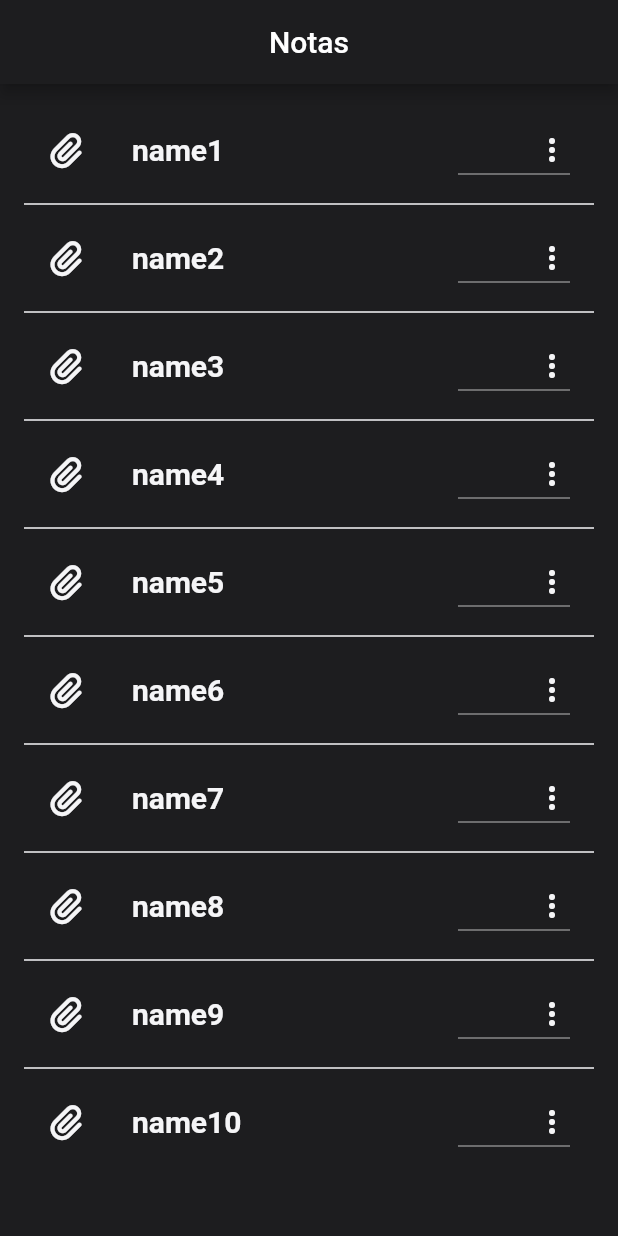
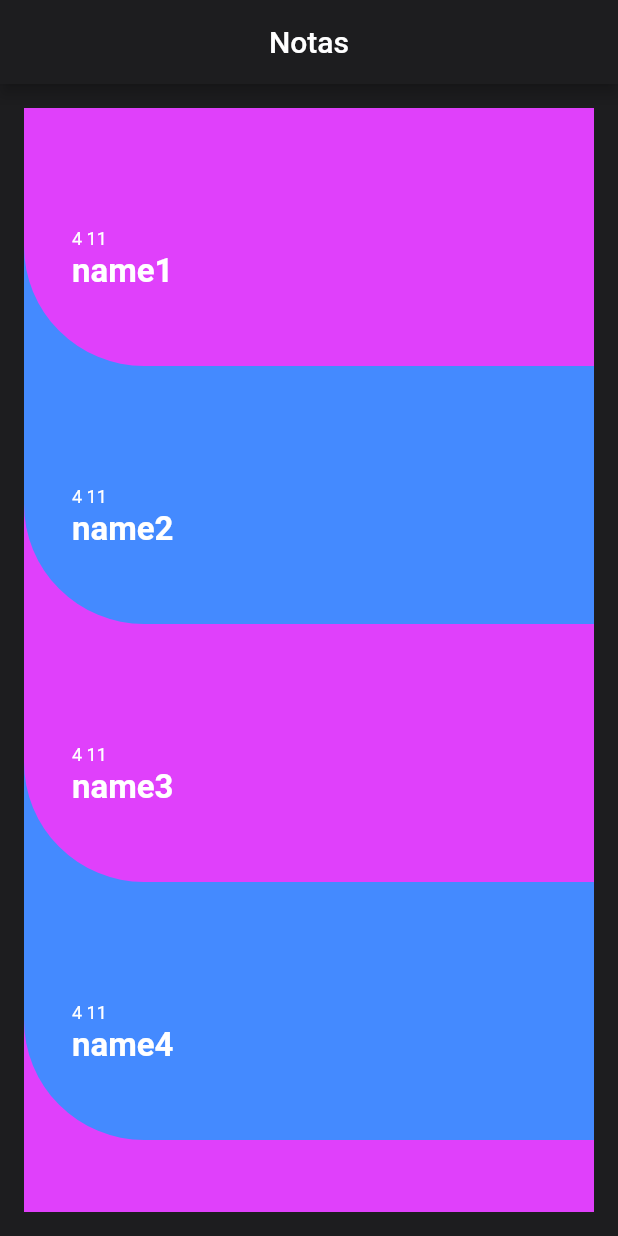
Before and after one commit to lgomes-lgomes/app_bloco_notas, a Flutter app: the screen it shows after launch, on a phone screen of 412 x 824 dp. Run offline on Flutter 3.47's test engine with Material 2 defaults, Android fonts, the light colour scheme and no system bars.

Commit message:
feat: mudança no card de nota

```diff
--- a/lib/components/note_card_component.dart
+++ b/lib/components/note_card_component.dart
@@ -1,46 +1,53 @@
 import 'package:app_bloco_notas/models/note_model.dart';
+import 'package:flutter/cupertino.dart';
 import 'package:flutter/material.dart';
-import 'package:font_awesome_flutter/font_awesome_flutter.dart';
 
 class NoteCardComponent extends StatelessWidget {
-  NoteModel noteModel;
+  const NoteCardComponent({
+    required this.color,
+    required this.nextColor,
+    required this.note,
+  });
 
-  NoteCardComponent({super.key, required this.noteModel});
-
-  var dropDownItems = ['Deletar'];
+  final NoteModel note;
+  final Color color;
+  final Color nextColor;
 
   @override
   Widget build(BuildContext context) {
-    return ListTile(
-      title: Text(
-        noteModel.name,
-        style: const TextStyle(
-          fontWeight: FontWeight.w700,
-          fontSize: 20,
-          color: Color(0xfff5f5f7),
+    return Container(
+      color: nextColor,
+      child: Container(
+        decoration: BoxDecoration(
+          color: color,
+          borderRadius: const BorderRadius.only(
+            bottomLeft: Radius.circular(80.0),
+          ),
         ),
-      ),
-      leading: const Icon(
-        FontAwesomeIcons.paperclip,
-        color: Color(0xfff5f5f7),
-      ),
-      trailing: DropdownButton(
-        icon: const Icon(
-          Icons.more_vert_rounded,
-          color: Color(0xfff5f5f7),
+        padding: const EdgeInsets.only(
+          left: 32,
+          top: 80.0,
+          bottom: 50,
         ),
-        onChanged: (value) {},
-        items: dropDownItems.map<DropdownMenuItem<String>>(
-          (value) {
-            return DropdownMenuItem<String>(
-              value: value,
-              child: Text(
-                value,
-                style: const TextStyle(color: Colors.black),
+        child: Column(
+            crossAxisAlignment: CrossAxisAlignment.start,
+            children: <Widget>[
+              Text(
+                '${note.createdAt.weekday.toString()} ${note.createdAt.day}',
+                style: const TextStyle(color: Colors.white, fontSize: 12),
               ),
-            );
-          },
-        ).toList(),
+              const SizedBox(
+                height: 2,
+              ),
+              Text(
+                note.name,
+                style: const TextStyle(
+                    color: Colors.white,
+                    fontSize: 22,
+                    fontWeight: FontWeight.bold),
+              ),
+              Row(),
+            ]),
       ),
     );
   }
--- a/lib/pages/notes_list_page.dart
+++ b/lib/pages/notes_list_page.dart
@@ -1,3 +1,5 @@
+import 'dart:math';
+
 import 'package:app_bloco_notas/components/note_card_component.dart';
 import 'package:app_bloco_notas/models/note_model.dart';
 import 'package:flutter/material.dart';
@@ -23,6 +25,26 @@ class _NotesListPageState extends State<NotesListPage> {
     NoteModel(name: 'name10', createdAt: DateTime.now(), note: 'note10'),
   ]);
 
+  Color? lastColor;
+
+  var colors = List.of([
+    Colors.blueAccent,
+    Colors.greenAccent,
+    Colors.yellowAccent,
+  ]);
+
+  var colors2 = List.of([
+    Colors.black,
+    Colors.grey,
+    Colors.purple,
+  ]);
+
+  Color color = Color(0xFF448AFF);
+  Color nextColor = Color(0xFFE040FB);
+  Color aux = Color(0);
+
+  // min + Random(). nextInt((max + 1) - min);
+
   @override
   Widget build(BuildContext context) {
     return Scaffold(
@@ -34,14 +56,16 @@ class _NotesListPageState extends State<NotesListPage> {
       body: Container(
         color: const Color(0xff1d1d1f),
         padding: const EdgeInsets.all(16),
-        child: ListView.separated(
+        child: ListView.builder(
           itemBuilder: ((context, index) {
-            return NoteCardComponent(noteModel: notes[index]);
-          }),
-          separatorBuilder: ((context, index) {
-            return const Divider(
-              color: Color(0xfff5f5f7),
-              thickness: 1,
+            aux = color;
+            color = nextColor;
+            nextColor = aux;
+
+            return NoteCardComponent(
+              note: notes[index],
+              color: color,
+              nextColor: nextColor,
             );
           }),
           itemCount: notes.length,
```
